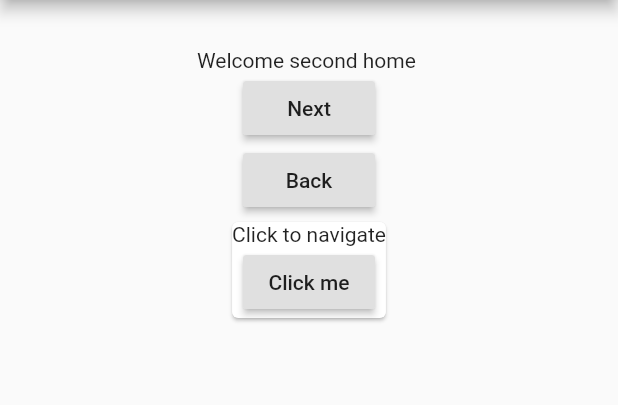
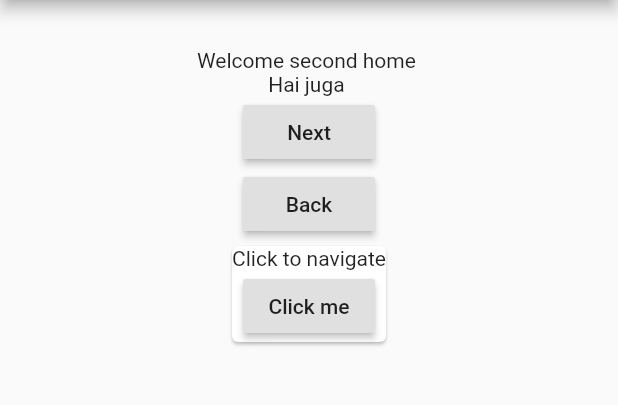
Before and after one commit to inkubator-belajar/med-pushnamed-flutter, a Flutter app: the screen it shows after launch, after a tap on "Press for name", on a phone screen of 412 x 824 dp, the part 84-489 px from its top. Run offline on Flutter 3.47's test engine with Material 2 defaults, Android fonts, the phone set to English and light mode, and no system bars.

Commit message:
send variable

```diff
--- a/lib/main.dart
+++ b/lib/main.dart
@@ -14,7 +14,7 @@ class MyApp extends StatelessWidget {
       routes: <String, WidgetBuilder>{
         // all available pages
         '/home': (BuildContext context) => new Home(),
-        '/second': (BuildContext context) => new Second(),
+        '/second': (BuildContext context) => new Second(null),
         '/third': (BuildContext context) => new Third(),
       },
       home: new Home(), // first page displayed
--- a/lib/screens/home.dart
+++ b/lib/screens/home.dart
@@ -1,5 +1,6 @@
 import 'package:flutter/material.dart';
 import '../code/globalstate.dart';
+import 'second.dart';
 
 class Home extends StatefulWidget {
   @override
@@ -11,6 +12,7 @@ class _HomeState extends State<Home> {
   TextEditingController _name;
   GlobalState _store = GlobalState.instance;
 
+
   @override
   void initState() {
     _name = new TextEditingController();
@@ -20,7 +22,11 @@ class _HomeState extends State<Home> {
 
   void onPressed() {
     _store.set('name', _name.text);
-    Navigator.of(context).pushNamed('/second');
+    //Navigator.of(context).pushNamed('/second');
+
+    Navigator.push(context, new MaterialPageRoute(
+      builder: (BuildContext context) => new Second(_name.text),
+    ));
   }
 
   @override
--- a/lib/screens/second.dart
+++ b/lib/screens/second.dart
@@ -3,13 +3,21 @@ import 'mywidget.dart';
 import '../code/globalstate.dart';
 
 class Second extends StatefulWidget {
+
+  String name;
+
+  Second(this.name);
+
   @override
-  _SecondState createState() => new _SecondState();
+  _SecondState createState() => new _SecondState(this.name);
 }
 
 class _SecondState extends State<Second> {
 
   GlobalState _store = GlobalState.instance;
+  String name;
+
+  _SecondState(this.name);
 
   @override
   Widget build(BuildContext context) {
@@ -23,6 +31,7 @@ class _SecondState extends State<Second> {
           child: new Column(
             children: <Widget>[
               new Text("Welcome second home ${_store.get('name')}"),
+              new Text("Hai juga ${name}"),
               new RaisedButton(
                 onPressed: () {
                   Navigator.of(context).pushNamed('/third');
```
